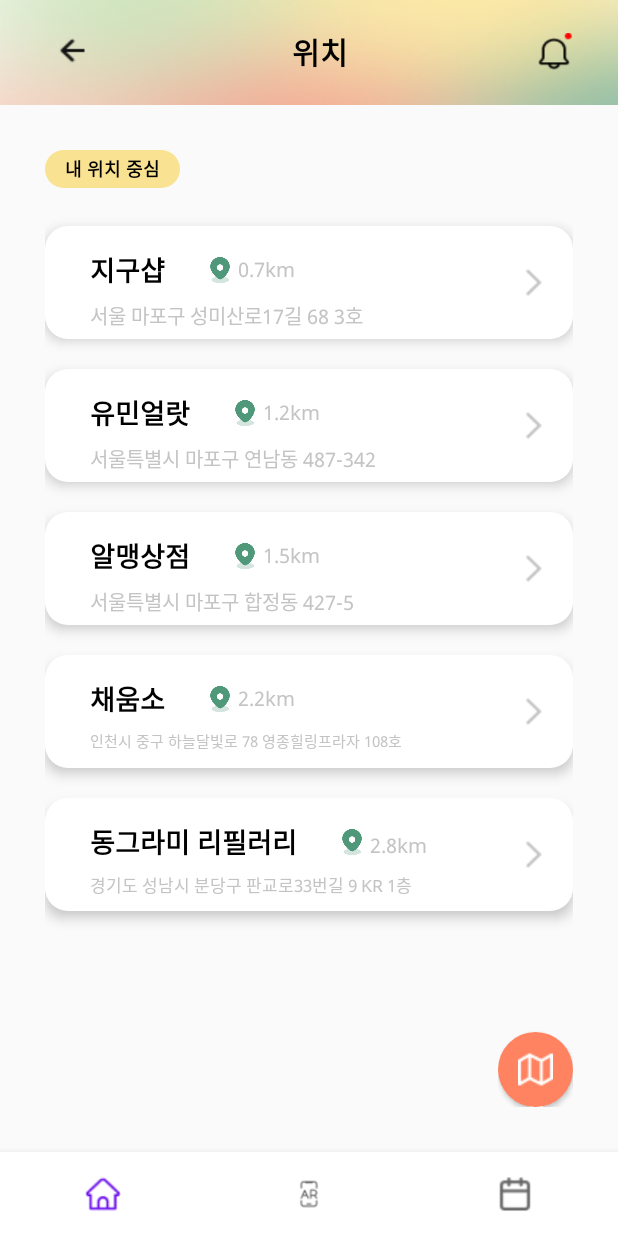
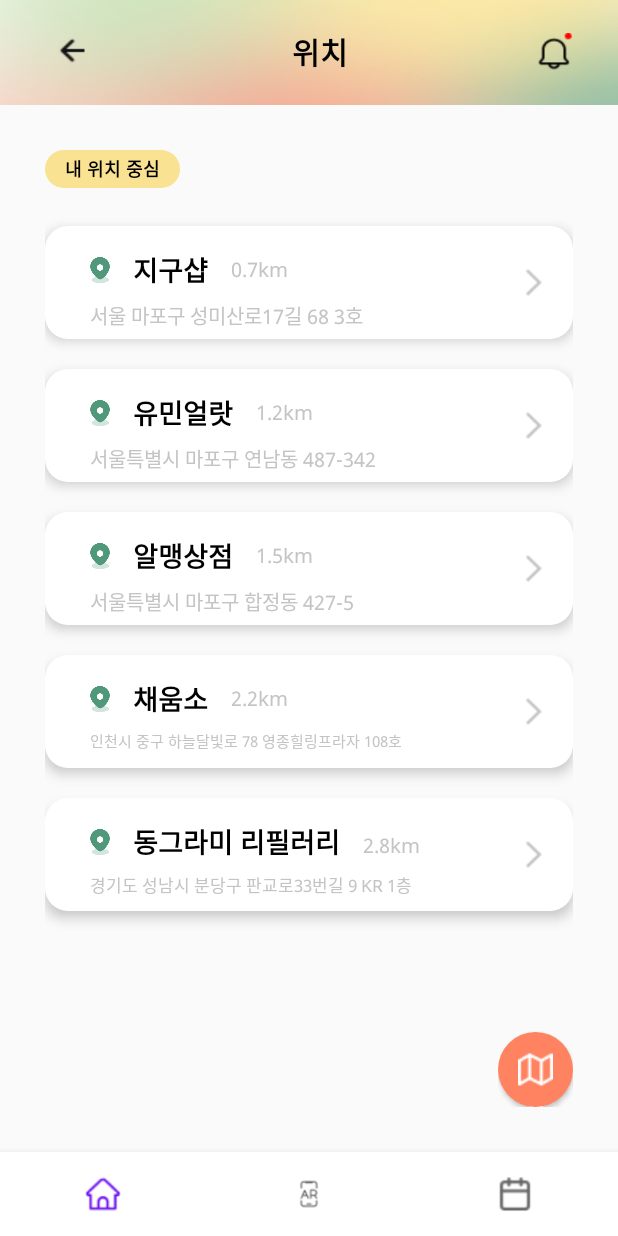
Before and after one commit to JiYeon-rhd/DamDa, an Android app: the fragment Home_loca_list placed in its activity, on a phone screen of 412 x 824 dp. Run offline under Robolectric (Android 15) with nearby library versions, the light colour scheme and no system bars.

Commit message:
매장위치목록 수정

```diff
--- a/app/src/main/res/layout/home_loca_list.xml
+++ b/app/src/main/res/layout/home_loca_list.xml
@@ -80,26 +80,26 @@
                     android:layout_width="wrap_content"
                     android:layout_height="wrap_content"
                     android:orientation="horizontal">
+                    <ImageView
+                        android:layout_width="13dp"
+                        android:layout_height="17.5dp"
+                        android:layout_gravity="center"
+                        android:src="@drawable/spot_icon"/>
                     <TextView
                         android:layout_width="wrap_content"
                         android:layout_height="wrap_content"
+                        android:layout_marginLeft="15dp"
                         android:text="지구샵"
                         android:textSize="18dp"
                         android:fontFamily="@font/notosansbold"
                         android:textColor="#000000"/>
-                    <ImageView
-                        android:layout_width="13dp"
-                        android:layout_height="17.5dp"
-                        android:layout_gravity="center"
-                        android:layout_marginLeft="30dp"
-                        android:src="@drawable/spot_icon"/>
                     <TextView
                         android:layout_width="wrap_content"
                         android:layout_height="wrap_content"
                         android:text="0.7km"
                         android:layout_gravity="center"
                         android:textSize="13dp"
-                        android:layout_marginLeft="5dp"
+                        android:layout_marginLeft="15dp"
                         android:fontFamily="@font/notosansregular"
                         android:textColor="#C4C4C4"/>
                 </LinearLayout>
@@ -148,23 +148,23 @@
                     android:layout_width="wrap_content"
                     android:layout_height="wrap_content"
                     android:orientation="horizontal">
+                    <ImageView
+                        android:layout_width="13dp"
+                        android:layout_height="17.5dp"
+                        android:layout_gravity="center"
+                        android:src="@drawable/spot_icon"/>
                     <TextView
                         android:layout_width="wrap_content"
                         android:layout_height="wrap_content"
+                        android:layout_marginLeft="15dp"
                         android:text="유민얼랏"
                         android:textSize="18dp"
                         android:fontFamily="@font/notosansbold"
                         android:textColor="#000000"/>
-                    <ImageView
-                        android:layout_width="13dp"
-                        android:layout_height="17.5dp"
-                        android:layout_gravity="center"
-                        android:layout_marginLeft="30dp"
-                        android:src="@drawable/spot_icon"/>
                     <TextView
                         android:layout_width="wrap_content"
                         android:layout_height="wrap_content"
-                        android:layout_marginLeft="5dp"
+                        android:layout_marginLeft="15dp"
                         android:layout_gravity="center"
                         android:text="1.2km"
                         android:textSize="13dp"
@@ -216,24 +216,24 @@
                     android:layout_width="wrap_content"
                     android:layout_height="wrap_content"
                     android:orientation="horizontal">
+                    <ImageView
+                        android:layout_width="13dp"
+                        android:layout_height="17.5dp"
+                        android:layout_gravity="center"
+                        android:src="@drawable/spot_icon"/>
                     <TextView
                         android:layout_width="wrap_content"
                         android:layout_height="wrap_content"
+                        android:layout_marginLeft="15dp"
                         android:text="알맹상점"
                         android:textSize="18dp"
                         android:fontFamily="@font/notosansbold"
                         android:textColor="#000000"/>
-                    <ImageView
-                        android:layout_width="13dp"
-                        android:layout_height="17.5dp"
-                        android:layout_gravity="center"
-                        android:layout_marginLeft="30dp"
-                        android:src="@drawable/spot_icon"/>
                     <TextView
                         android:layout_width="wrap_content"
                         android:layout_height="wrap_content"
                         android:layout_gravity="center"
-                        android:layout_marginLeft="5dp"
+                        android:layout_marginLeft="15dp"
                         android:text="1.5km"
                         android:textSize="13dp"
                         android:fontFamily="@font/notosansregular"
@@ -284,23 +284,23 @@
                     android:layout_width="wrap_content"
                     android:layout_height="wrap_content"
                     android:orientation="horizontal">
+                    <ImageView
+                        android:layout_width="13dp"
+                        android:layout_height="17.5dp"
+                        android:layout_gravity="center"
+                        android:src="@drawable/spot_icon"/>
                     <TextView
                         android:layout_width="wrap_content"
                         android:layout_height="wrap_content"
+                        android:layout_marginLeft="15dp"
                         android:text="채움소"
                         android:textSize="18dp"
                         android:fontFamily="@font/notosansbold"
                         android:textColor="#000000"/>
-                    <ImageView
-                        android:layout_width="13dp"
-                        android:layout_height="17.5dp"
-                        android:layout_gravity="center"
-                        android:layout_marginLeft="30dp"
-                        android:src="@drawable/spot_icon"/>
                     <TextView
                         android:layout_width="wrap_content"
                         android:layout_height="wrap_content"
-                        android:layout_marginLeft="5dp"
+                        android:layout_marginLeft="15dp"
                         android:layout_gravity="center"
                         android:text="2.2km"
                         android:textSize="13dp"
@@ -352,23 +352,23 @@
                     android:layout_width="wrap_content"
                     android:layout_height="wrap_content"
                     android:orientation="horizontal">
+                    <ImageView
+                        android:layout_width="13dp"
+                        android:layout_height="17.5dp"
+                        android:layout_gravity="center"
+                        android:src="@drawable/spot_icon"/>
                     <TextView
                         android:layout_width="wrap_content"
                         android:layout_height="wrap_content"
+                        android:layout_marginLeft="15dp"
                         android:text="동그라미 리필러리"
                         android:textSize="18dp"
                         android:fontFamily="@font/notosansbold"
                         android:textColor="#000000"/>
-                    <ImageView
-                        android:layout_width="13dp"
-                        android:layout_height="17.5dp"
-                        android:layout_gravity="center"
-                        android:layout_marginLeft="30dp"
-                        android:src="@drawable/spot_icon"/>
                     <TextView
                         android:layout_width="wrap_content"
                         android:layout_height="wrap_content"
-                        android:layout_marginLeft="5dp"
+                        android:layout_marginLeft="15dp"
                         android:text="2.8km"
                         android:textSize="13dp"
                         android:fontFamily="@font/notosansregular"
```
